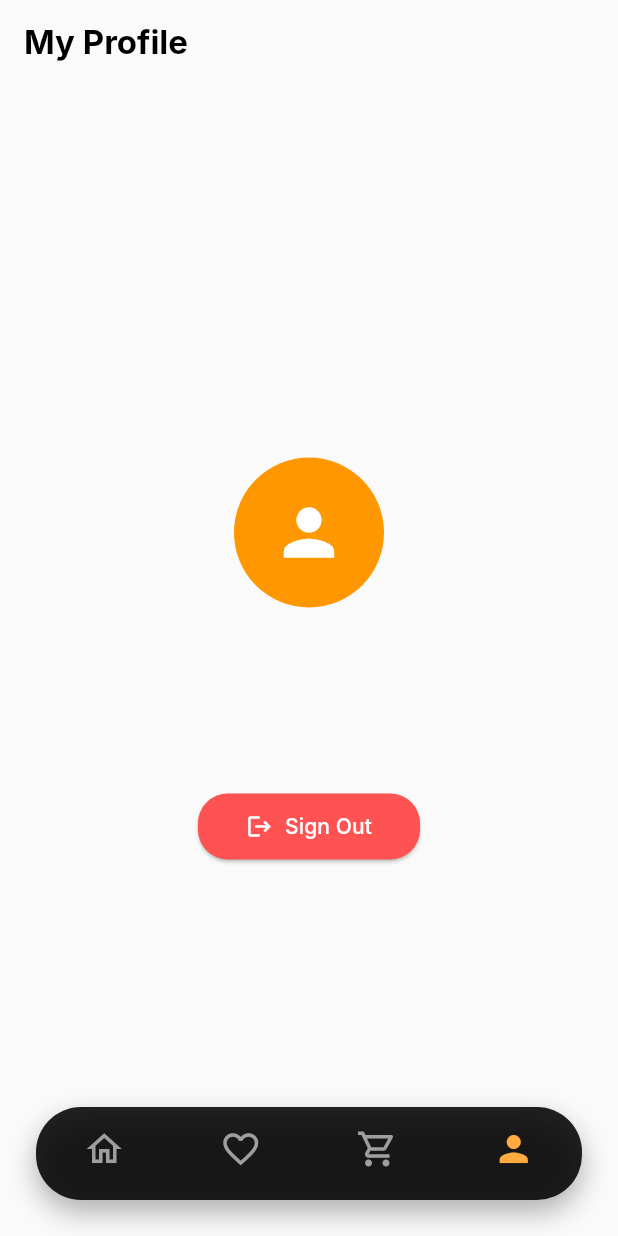
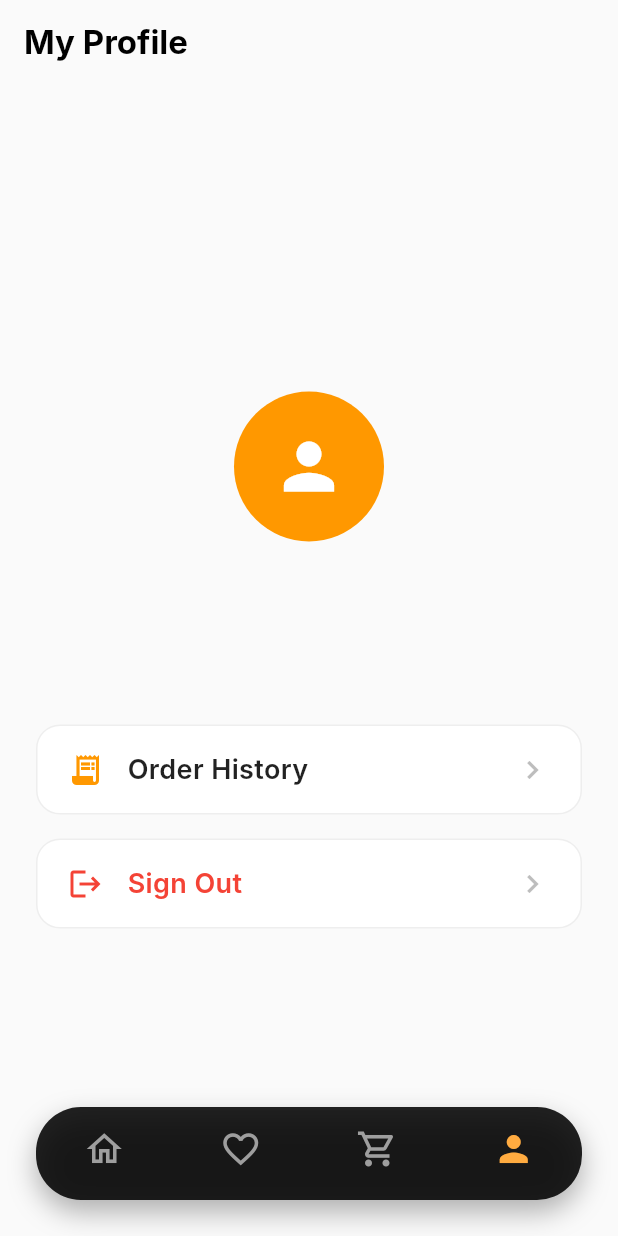
Before and after one commit to ErebAsh/pizza, a Flutter app: the screen it shows once a user with an empty profile is signed in, item 4 of the bottom bar chosen, after a tap on "Sign Out", on a phone screen of 412 x 824 dp. Run offline on Flutter 3.47's test engine with Material 3 defaults, Android fonts, the phone set to English and light mode, and no system bars; our stand-ins replace cloud_firestore, firebase_auth, firebase_core, google_sign_in; accounts and stored records are empty; network calls fail; Roboto replaces fonts that are missing (Inter).

Commit message:
Implement Order History and Search/Filter Logic

```diff
--- a/lib/models/pizza.dart
+++ b/lib/models/pizza.dart
@@ -4,6 +4,7 @@ class Pizza {
   final String description;
   final double price;
   final String imageUrl;
+  final String category;
   bool isFavorite;
 
   Pizza({
@@ -12,6 +13,7 @@ class Pizza {
     required this.description,
     required this.price,
     required this.imageUrl,
+    this.category = 'Pizza',
     this.isFavorite = false,
   });
 
@@ -22,6 +24,7 @@ class Pizza {
       description: data['description'] ?? '',
       price: (data['price'] ?? 0.0).toDouble(),
       imageUrl: data['imageUrl'] ?? '',
+      category: data['category'] ?? 'Pizza',
     );
   }
 }
--- a/lib/screens/home_screen.dart
+++ b/lib/screens/home_screen.dart
@@ -7,8 +7,16 @@ import '../providers/cart_provider.dart';
 import '../providers/favorites_provider.dart';
 import 'pizza_details_screen.dart';
 
-class HomeScreen extends StatelessWidget {
+class HomeScreen extends StatefulWidget {
   const HomeScreen({super.key});
+
+  @override
+  State<HomeScreen> createState() => _HomeScreenState();
+}
+
+class _HomeScreenState extends State<HomeScreen> {
+  String _searchQuery = '';
+  String _selectedCategory = 'Pizza';
 
   @override
   Widget build(BuildContext context) {
@@ -101,6 +109,11 @@ class HomeScreen extends StatelessWidget {
           ],
         ),
         child: TextField(
+          onChanged: (val) {
+            setState(() {
+              _searchQuery = val.toLowerCase();
+            });
+          },
           decoration: InputDecoration(
             hintText: 'Search for pizza, pasta, etc...',
             hintStyle: TextStyle(color: Colors.grey[400]),
@@ -232,8 +245,15 @@ class HomeScreen extends StatelessWidget {
         padding: const EdgeInsets.symmetric(horizontal: 16),
         itemCount: categories.length,
         itemBuilder: (context, index) {
-          final isSelected = index == 0;
-          return Container(
+          final category = categories[index]['name']!;
+          final isSelected = category == _selectedCategory;
+          return GestureDetector(
+            onTap: () {
+              setState(() {
+                _selectedCategory = category;
+              });
+            },
+            child: Container(
               margin: const EdgeInsets.symmetric(horizontal: 6),
               padding: const EdgeInsets.symmetric(horizontal: 20),
               decoration: BoxDecoration(
@@ -256,13 +276,14 @@ class HomeScreen extends StatelessWidget {
                   ),
                   const SizedBox(width: 8),
                   Text(
-                  categories[index]['name']!,
+                    category,
                     style: TextStyle(
                       color: isSelected ? Colors.white : Colors.black87,
                       fontWeight: FontWeight.bold,
                     ),
                   ),
                 ],
+              ),
             ),
           );
         },
@@ -286,9 +307,24 @@ class HomeScreen extends StatelessWidget {
             return const Center(child: Text('No pizzas found!'));
           }
 
-          final pizzas = snapshot.data!.docs.map((doc) {
+          var pizzas = snapshot.data!.docs.map((doc) {
             return Pizza.fromFirestore(doc.data() as Map<String, dynamic>, doc.id);
           }).toList();
+
+          // Apply filters
+          pizzas = pizzas.where((p) {
+            final matchesSearch = p.name.toLowerCase().contains(_searchQuery) ||
+                p.description.toLowerCase().contains(_searchQuery);
+            final matchesCategory = p.category == _selectedCategory;
+            // For now, if category is Pizza, we just return anything for backwards compatibility
+            // but normally you strictly match. Let's strictly match if we can.
+            // But since older pizzas in their db might not have category, we allow 'Pizza' to be default.
+            return matchesSearch && (_selectedCategory == 'Pizza' || matchesCategory);
+          }).toList();
+
+          if (pizzas.isEmpty) {
+            return const Center(child: Text('No matches found.'));
+          }
 
           return ListView.builder(
             scrollDirection: Axis.horizontal,
--- a/lib/screens/profile_screen.dart
+++ b/lib/screens/profile_screen.dart
@@ -1,6 +1,7 @@
 import 'package:flutter/material.dart';
 import 'package:firebase_auth/firebase_auth.dart';
 import 'package:cloud_firestore/cloud_firestore.dart';
+import 'order_history_screen.dart';
 
 class ProfileScreen extends StatelessWidget {
   const ProfileScreen({super.key});
@@ -56,19 +57,31 @@ class ProfileScreen extends StatelessWidget {
               }
             ),
             const SizedBox(height: 40),
-            ElevatedButton.icon(
-              onPressed: () {
-                FirebaseAuth.instance.signOut();
-              },
-              icon: const Icon(Icons.logout),
-              label: const Text('Sign Out'),
-              style: ElevatedButton.styleFrom(
-                backgroundColor: Colors.redAccent,
-                foregroundColor: Colors.white,
-                padding: const EdgeInsets.symmetric(horizontal: 32, vertical: 12),
-                shape: RoundedRectangleBorder(
-                  borderRadius: BorderRadius.circular(20),
-                ),
+            Padding(
+              padding: const EdgeInsets.symmetric(horizontal: 24),
+              child: Column(
+                children: [
+                  _buildProfileOption(
+                    context,
+                    icon: Icons.receipt_long,
+                    title: 'Order History',
+                    onTap: () {
+                      Navigator.of(context).push(
+                        MaterialPageRoute(builder: (context) => const OrderHistoryScreen()),
+                      );
+                    },
+                  ),
+                  const SizedBox(height: 16),
+                  _buildProfileOption(
+                    context,
+                    icon: Icons.logout,
+                    title: 'Sign Out',
+                    isDestructive: true,
+                    onTap: () async {
+                      await FirebaseAuth.instance.signOut();
+                    },
+                  ),
+                ],
               ),
             ),
           ],
@@ -76,4 +89,36 @@ class ProfileScreen extends StatelessWidget {
       ),
     );
   }
+
+  Widget _buildProfileOption(BuildContext context, {required IconData icon, required String title, required VoidCallback onTap, bool isDestructive = false}) {
+    return InkWell(
+      onTap: onTap,
+      borderRadius: BorderRadius.circular(16),
+      child: Container(
+        padding: const EdgeInsets.symmetric(horizontal: 20, vertical: 16),
+        decoration: BoxDecoration(
+          color: Colors.white,
+          borderRadius: BorderRadius.circular(16),
+          border: Border.all(color: Colors.grey[200]!),
+        ),
+        child: Row(
+          children: [
+            Icon(icon, color: isDestructive ? Colors.red : Colors.orange),
+            const SizedBox(width: 16),
+            Expanded(
+              child: Text(
+                title,
+                style: TextStyle(
+                  fontSize: 18,
+                  fontWeight: FontWeight.w600,
+                  color: isDestructive ? Colors.red : Colors.black87,
+                ),
+              ),
+            ),
+            Icon(Icons.chevron_right, color: Colors.grey[400]),
+          ],
+        ),
+      ),
+    );
+  }
 }
--- a/pubspec.yaml
+++ b/pubspec.yaml
@@ -39,6 +39,7 @@ dependencies:
   cloud_firestore: ^6.10.0
   firebase_auth: ^6.7.0
   google_sign_in: ^7.2.0
+  intl: ^0.20.3
 
 dev_dependencies:
   flutter_test:
```
Also changed, not shown: lib/screens/cart_screen.dart (+31 -7 lines), lib/screens/order_history_screen.dart (added, +124 -0 lines), pubspec.lock. Lines whose indentation alone changed are shown as unchanged.
